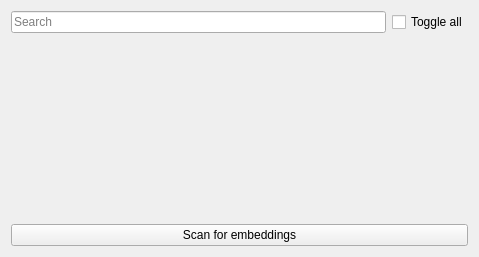
Before: the Qt Designer form src/airunner/widgets/embeddings/templates/embeddings_container.ui in Capsize-Games/airunner, drawn with Qt 5.
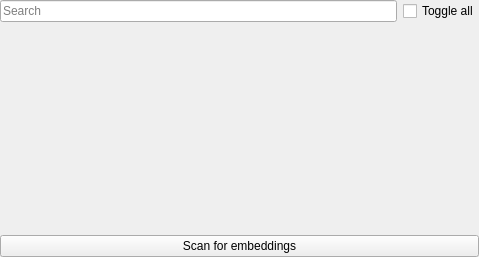
After: the same form once the commit is applied.

Commit message: embeddings template updates

```diff
--- a/src/airunner/widgets/embeddings/templates/embeddings_container.ui
+++ b/src/airunner/widgets/embeddings/templates/embeddings_container.ui
@@ -14,6 +14,18 @@
    <string>Form</string>
   </property>
   <layout class="QGridLayout" name="gridLayout">
+   <property name="leftMargin">
+    <number>0</number>
+   </property>
+   <property name="topMargin">
+    <number>0</number>
+   </property>
+   <property name="rightMargin">
+    <number>0</number>
+   </property>
+   <property name="bottomMargin">
+    <number>0</number>
+   </property>
    <item row="0" column="0">
     <layout class="QHBoxLayout" name="horizontalLayout">
      <item>
@@ -58,8 +70,8 @@
        <rect>
         <x>0</x>
         <y>0</y>
-        <width>461</width>
-        <height>175</height>
+        <width>479</width>
+        <height>193</height>
        </rect>
       </property>
       <layout class="QGridLayout" name="gridLayout_2"/>
```
Left out of the diff: 4 changed lines with no effect on the pictures. The commit also changes 1 other file.
